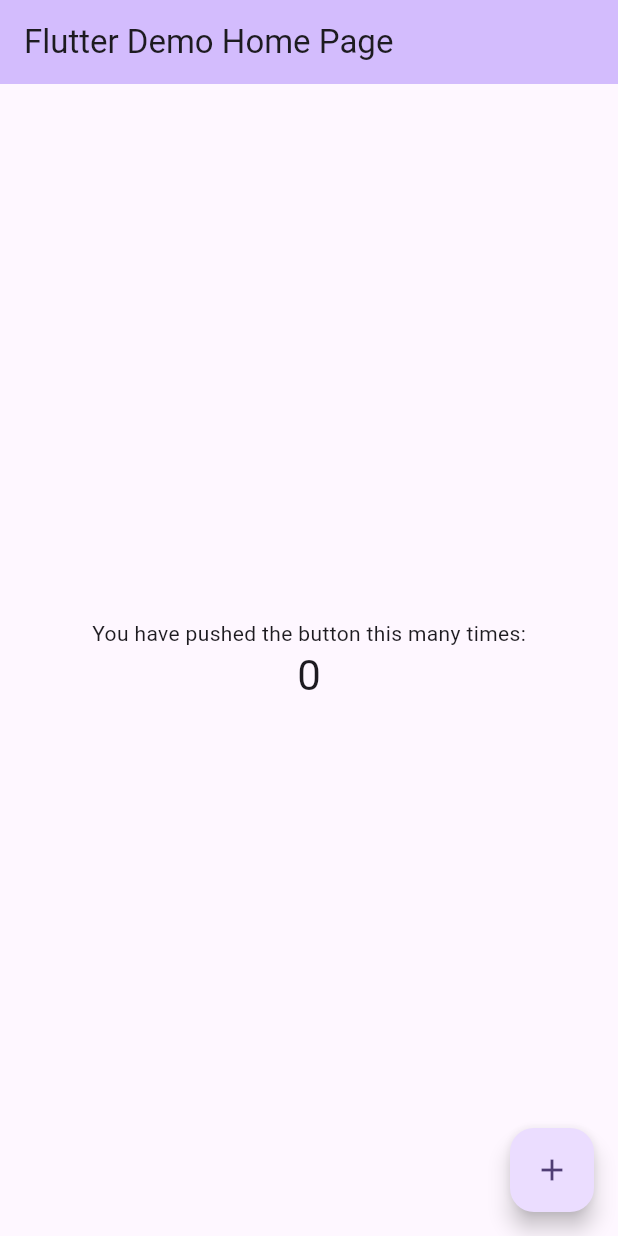
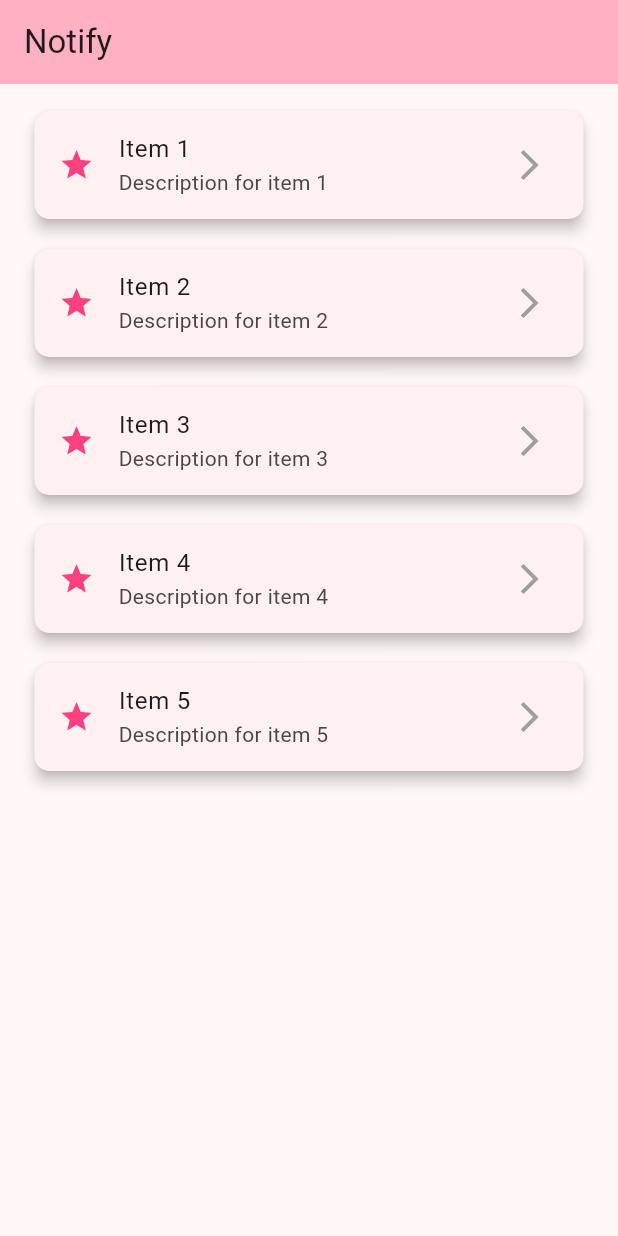
Before and after one commit to Rejohnbd/UPN-App, a Flutter app: the screen it shows after launch, on a phone screen of 412 x 824 dp. Run offline on Flutter 3.47's test engine with Material 3 defaults, Android fonts, the light colour scheme and no system bars.

```diff
--- a/app/lib/main.dart
+++ b/app/lib/main.dart
@@ -11,42 +11,19 @@ class MyApp extends StatelessWidget {
   @override
   Widget build(BuildContext context) {
     return MaterialApp(
-      title: 'Flutter Demo',
+      title: 'Notify App',
       theme: ThemeData(
-        // This is the theme of your application.
-        //
-        // TRY THIS: Try running your application with "flutter run". You'll see
-        // the application has a purple toolbar. Then, without quitting the app,
-        // try changing the seedColor in the colorScheme below to Colors.green
-        // and then invoke "hot reload" (save your changes or press the "hot
-        // reload" button in a Flutter-supported IDE, or press "r" if you used
-        // the command line to start the app).
-        //
-        // Notice that the counter didn't reset back to zero; the application
-        // state is not lost during the reload. To reset the state, use hot
-        // restart instead.
-        //
-        // This works for code too, not just values: Most code changes can be
-        // tested with just a hot reload.
-        colorScheme: ColorScheme.fromSeed(seedColor: Colors.deepPurple),
+        colorScheme: ColorScheme.fromSeed(seedColor: Colors.pinkAccent),
         useMaterial3: true,
       ),
-      home: const MyHomePage(title: 'Flutter Demo Home Page'),
+      debugShowCheckedModeBanner: false,
+      home: const MyHomePage(title: 'Notify'),
     );
   }
 }
 
 class MyHomePage extends StatefulWidget {
   const MyHomePage({super.key, required this.title});
-
-  // This widget is the home page of your application. It is stateful, meaning
-  // that it has a State object (defined below) that contains fields that affect
-  // how it looks.
-
-  // This class is the configuration for the state. It holds the values (in this
-  // case the title) provided by the parent (in this case the App widget) and
-  // used by the build method of the State. Fields in a Widget subclass are
-  // always marked "final".
 
   final String title;
 
@@ -59,67 +36,39 @@ class _MyHomePageState extends State<MyHomePage> {
 
   void _incrementCounter() {
     setState(() {
-      // This call to setState tells the Flutter framework that something has
-      // changed in this State, which causes it to rerun the build method below
-      // so that the display can reflect the updated values. If we changed
-      // _counter without calling setState(), then the build method would not be
-      // called again, and so nothing would appear to happen.
       _counter++;
     });
   }
 
   @override
   Widget build(BuildContext context) {
-    // This method is rerun every time setState is called, for instance as done
-    // by the _incrementCounter method above.
-    //
-    // The Flutter framework has been optimized to make rerunning build methods
-    // fast, so that you can just rebuild anything that needs updating rather
-    // than having to individually change instances of widgets.
     return Scaffold(
       appBar: AppBar(
-        // TRY THIS: Try changing the color here to a specific color (to
-        // Colors.amber, perhaps?) and trigger a hot reload to see the AppBar
-        // change color while the other colors stay the same.
         backgroundColor: Theme.of(context).colorScheme.inversePrimary,
-        // Here we take the value from the MyHomePage object that was created by
-        // the App.build method, and use it to set our appbar title.
         title: Text(widget.title),
       ),
-      body: Center(
-        // Center is a layout widget. It takes a single child and positions it
-        // in the middle of the parent.
-        child: Column(
-          // Column is also a layout widget. It takes a list of children and
-          // arranges them vertically. By default, it sizes itself to fit its
-          // children horizontally, and tries to be as tall as its parent.
-          //
-          // Column has various properties to control how it sizes itself and
-          // how it positions its children. Here we use mainAxisAlignment to
-          // center the children vertically; the main axis here is the vertical
-          // axis because Columns are vertical (the cross axis would be
-          // horizontal).
-          //
-          // TRY THIS: Invoke "debug painting" (choose the "Toggle Debug Paint"
-          // action in the IDE, or press "p" in the console), to see the
-          // wireframe for each widget.
-          mainAxisAlignment: MainAxisAlignment.center,
-          children: <Widget>[
-            const Text(
-              'You have pushed the button this many times:',
+      body: ListView.builder(
+        padding: const EdgeInsets.all(8.0),
+        itemCount: 5, // Define the number of cards
+        itemBuilder: (context, index) {
+          return Card(
+            elevation: 4,
+            margin: const EdgeInsets.symmetric(vertical: 10, horizontal: 15),
+            shape: RoundedRectangleBorder(
+              borderRadius: BorderRadius.circular(10),
             ),
-            Text(
-              '$_counter',
-              style: Theme.of(context).textTheme.headlineMedium,
+            child: ListTile(
+              leading: Icon(Icons.star, color: Colors.pinkAccent),
+              title: Text('Item ${index + 1}'),
+              subtitle: Text('Description for item ${index + 1}'),
+              trailing: Icon(Icons.arrow_forward_ios, color: Colors.grey),
+              onTap: () {
+                // Define your onTap action here
+              },
             ),
-          ],
-        ),
-      ),
-      floatingActionButton: FloatingActionButton(
-        onPressed: _incrementCounter,
-        tooltip: 'Increment',
-        child: const Icon(Icons.add),
-      ), // This trailing comma makes auto-formatting nicer for build methods.
+          );
+        },
+      ),// This trailing comma makes auto-formatting nicer for build methods.
     );
   }
 }
```
